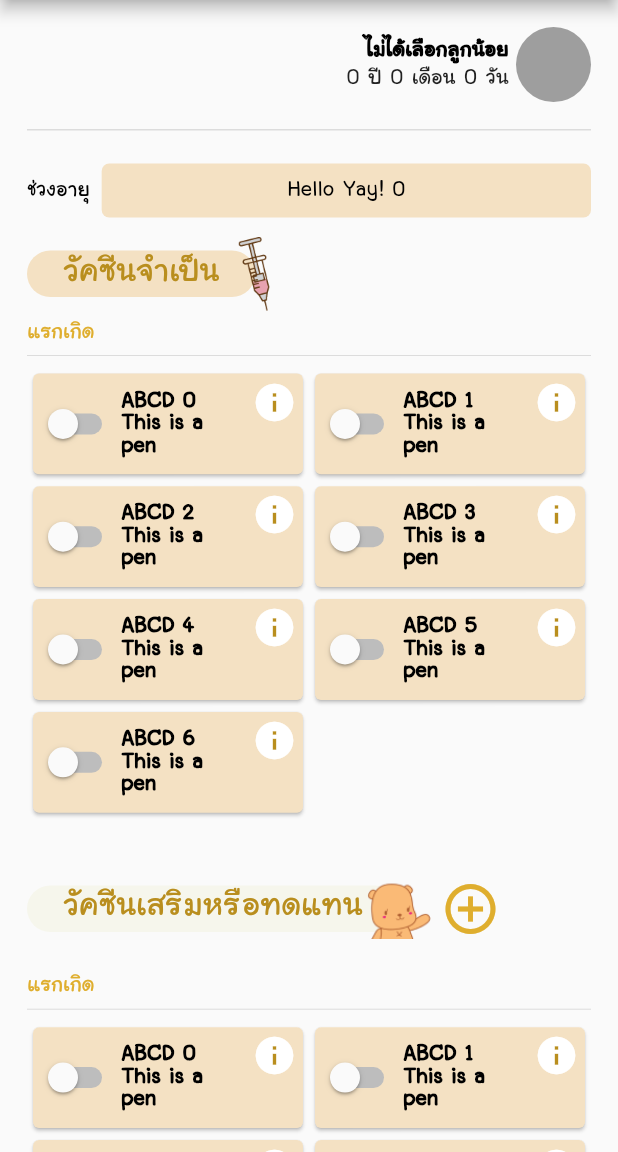
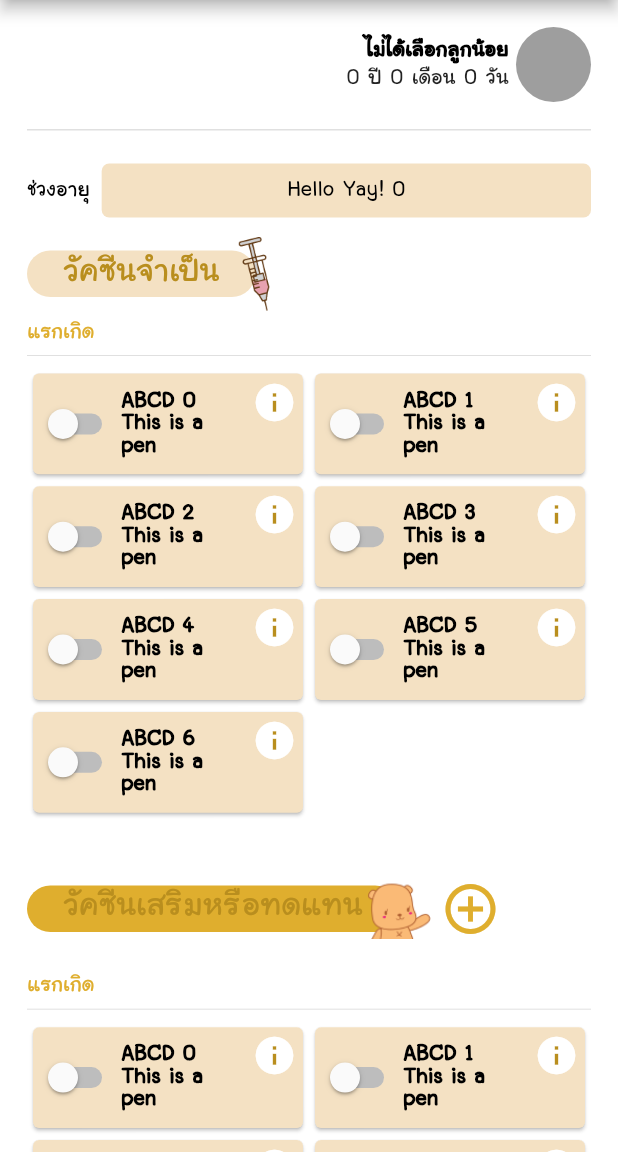
Before and after one commit to amnuntita/KL-tooth, a Flutter app: the screen it shows after launch, on a phone screen of 412 x 824 dp, the part 84-1236 px from its top. Run offline on Flutter 3.47's test engine with Material 2 defaults, Android fonts, the phone set to English and light mode, and no system bars.

Commit message:
feat(theme): add theme provider

```diff
--- a/lib/main.dart
+++ b/lib/main.dart
@@ -1,26 +1,31 @@
 import 'package:flutter/material.dart';
+import 'package:provider/provider.dart';
 
+import 'providers/theme_provider.dart';
 import 'screens/vaccine/vaccine.dart';
 import 'themes/app_themes.dart';
 
 void main() {
-  runApp(MyApp());
+  runApp(MultiProvider(providers: [
+    ChangeNotifierProvider<ThemeProvider>(
+      create: (_) => ThemeProvider(appThemeData[AppTheme.VaccineTheme]),
+    ),
+  ], child: MyApp()));
 }
 
 class MyApp extends StatelessWidget {
-  // This widget is the root of your application.
   @override
   Widget build(BuildContext context) {
+    final theme = Provider.of<ThemeProvider>(context);
+
     return MaterialApp(
       debugShowCheckedModeBanner: true,
       debugShowMaterialGrid: false,
+      theme: theme.currentTheme,
       title: 'Khunlook',
       initialRoute: 'vaccine',
       routes: {
-        'vaccine': (_) => Theme(
-              data: appThemeData[AppTheme.VaccineTheme],
-              child: VaccineView(),
-            ),
+        'vaccine': (_) => VaccineView(),
       },
     );
   }
--- /dev/null
+++ b/lib/providers/theme_provider.dart
@@ -0,0 +1,15 @@
+import 'package:flutter/material.dart';
+import 'package:khunlook/themes/app_themes.dart';
+
+class ThemeProvider with ChangeNotifier {
+  ThemeData _currentTheme;
+
+  ThemeProvider(this._currentTheme);
+
+  get currentTheme => _currentTheme;
+
+  void setTheme(AppTheme theme) {
+    _currentTheme = appThemeData[theme];
+    notifyListeners();
+  }
+}
--- a/lib/themes/app_themes.dart
+++ b/lib/themes/app_themes.dart
@@ -1,9 +1,12 @@
+import 'default_theme.dart';
 import 'vaccine_theme.dart';
 
 enum AppTheme {
+  DefualtTheme,
   VaccineTheme,
 }
 
 final appThemeData = {
+  AppTheme.DefualtTheme: defaultThemeData,
   AppTheme.VaccineTheme: vaccineThemeData,
 };
```
Also changed, not shown: lib/themes/default_theme.dart (added, +19 -0 lines), lib/themes/vaccine_theme.dart (+6 -5 lines), 1 other file.
